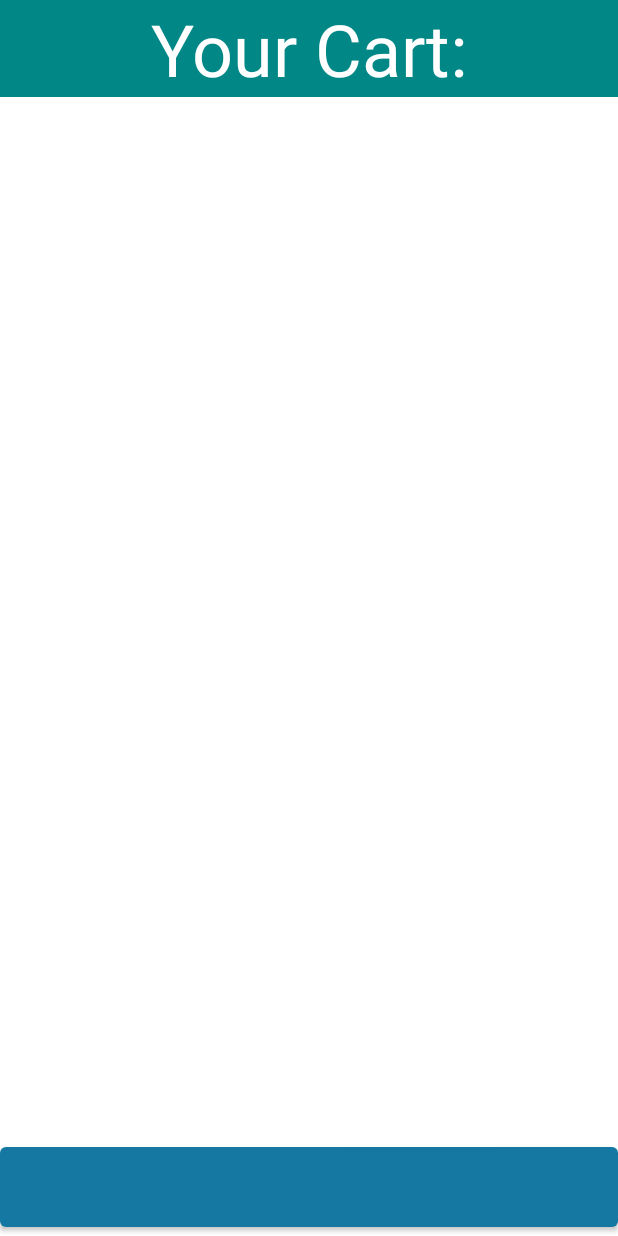
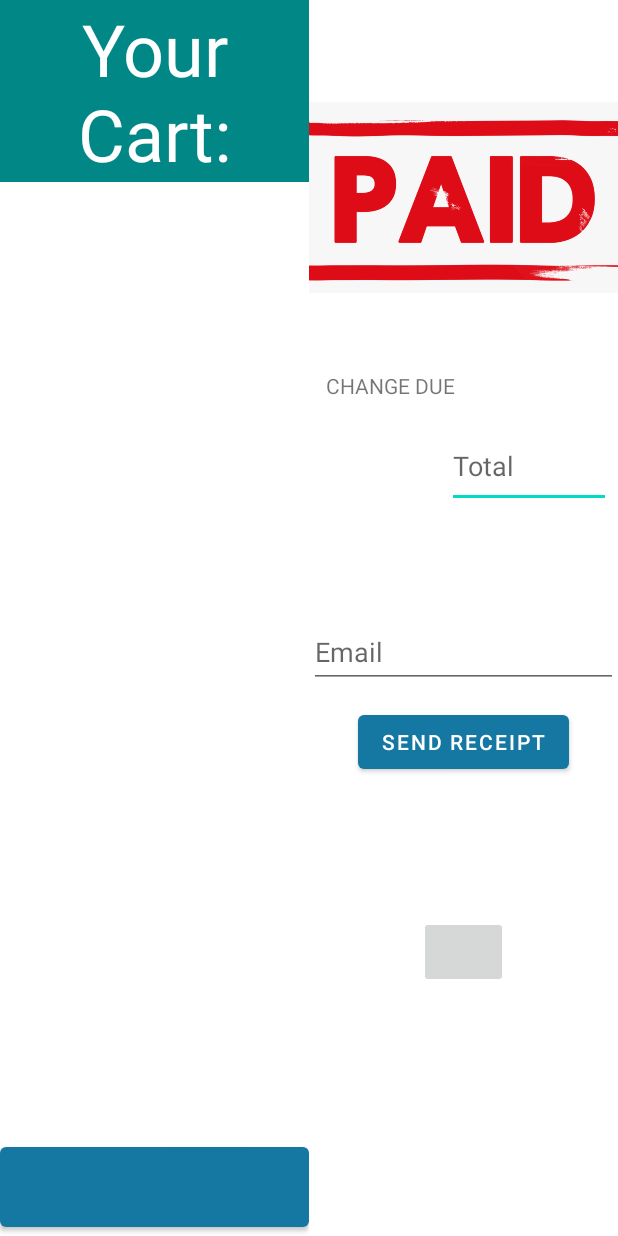
Before and after one commit to Binary-Bot/POS, an Android app: the layout activity_checkout.xml on its own in the app's theme, with its tools: preview values and no code run, on a phone screen of 412 x 824 dp. Run offline under Robolectric (Android 15) with nearby library versions, the phone set to English and light mode, and no system bars.

Commit message:
updated the activity_checkout.xml

```diff
--- /dev/null
+++ b/app/src/main/java/com/example/pos/ui/main/view/CheckoutActivity.kt
@@ -0,0 +1,4 @@
+package com.example.pos.ui.main.view
+
+class CheckoutActivity {
+}
--- a/app/src/main/res/layout/activity_checkout.xml
+++ b/app/src/main/res/layout/activity_checkout.xml
@@ -2,7 +2,12 @@
 <layout xmlns:android="http://schemas.android.com/apk/res/android">
 
     <data>
-
+        <variable
+            name="viewModel"
+            type="com.example.pos.ui.main.model.MainViewModel" />
+        <variable
+            name="checkoutActivity"
+            type="com.example.pos.ui.main.view.CheckoutActivity" />
     </data>
 
 
@@ -18,7 +23,12 @@
             android:layout_height="match_parent"
             android:layout_weight="1" />
 
-
+        <include
+            layout="@layout/checkout"
+            android:id="@+id/checkout_display"
+            android:layout_width="0dp"
+            android:layout_height="match_parent"
+            android:layout_weight="1"/>
 
     </LinearLayout>
 </layout>
--- a/app/src/main/res/layout/checkout.xml
+++ b/app/src/main/res/layout/checkout.xml
@@ -13,7 +13,8 @@
         app:layout_constraintEnd_toEndOf="parent"
         app:layout_constraintStart_toStartOf="parent"
         app:layout_constraintTop_toTopOf="parent"
-        app:srcCompat="@drawable/paid" />
+        app:srcCompat="@drawable/paid"
+        android:contentDescription="@string/total_paid" />
 
     <TextView
         android:id="@+id/paidTextView"
@@ -59,7 +60,8 @@
         android:hint="@string/total"
         android:inputType="numberDecimal"
         app:layout_constraintStart_toStartOf="parent"
-        app:layout_constraintTop_toBottomOf="@+id/paidTextView" />
+        app:layout_constraintTop_toBottomOf="@+id/paidTextView"
+        android:autofillHints="" />
 
 
 
@@ -93,7 +95,7 @@
         android:layout_marginTop="92dp"
         android:contentDescription="@string/new_order"
         android:drawableStart="@drawable/ic_baseline_add_box_24"
-        android:gravity="left|center_vertical"
+        android:gravity="start|center_vertical"
         android:minHeight="48dp"
         android:text="@string/new_order"
         app:layout_constraintEnd_toEndOf="parent"
```
